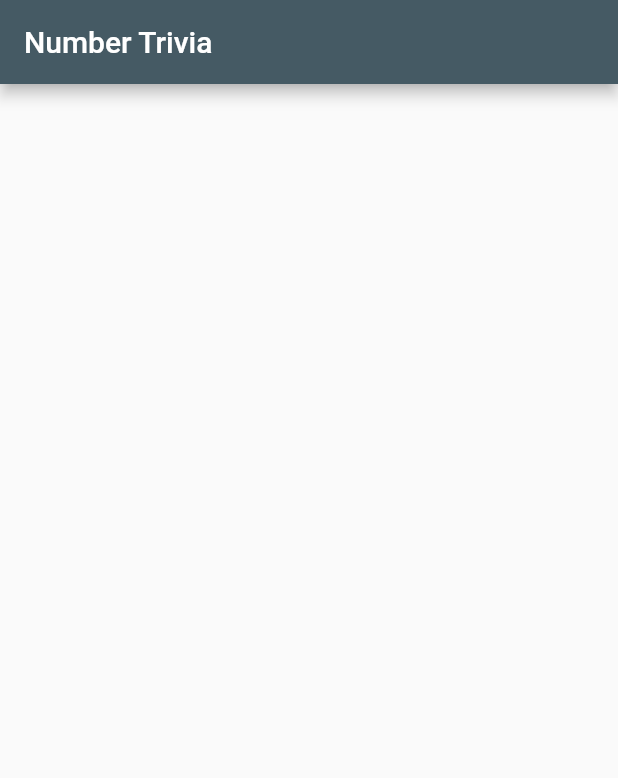
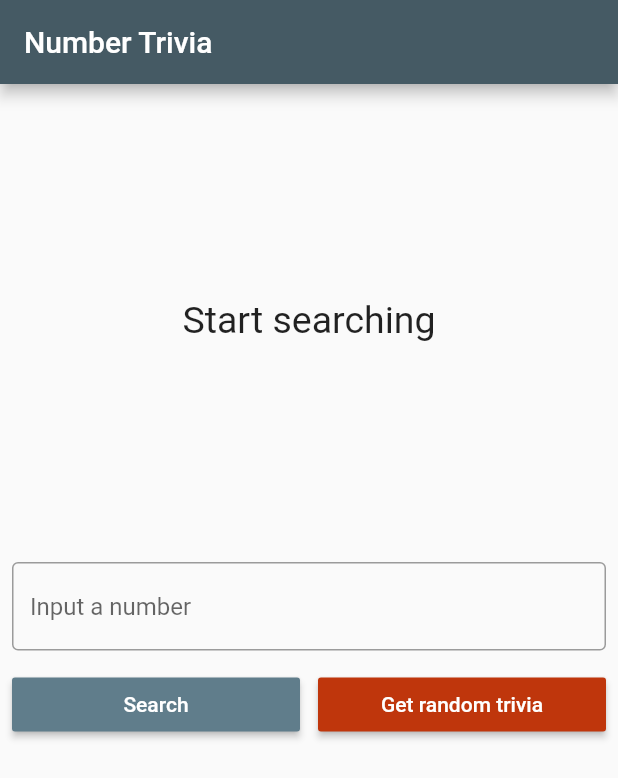
Before and after one commit to xsadra/xDart, a Flutter app: the screen it shows after launch, on a phone screen of 412 x 824 dp. Shown: the top 778 px of the screen. Run offline on Flutter 3.47's test engine with Material 2 defaults, Android fonts, the phone set to English and light mode, and no system bars; our stand-ins replace bloc, dartz, data_connection_checker, equatable, flutter_bloc, get_it and 1 more.

Commit message:
Create Ui

```diff
--- a/courses/FlutterTDDCleanArchitectureCourse/number_trivia/lib/features/number_trivia/presentation/pages/number_trivia_page.dart
+++ b/courses/FlutterTDDCleanArchitectureCourse/number_trivia/lib/features/number_trivia/presentation/pages/number_trivia_page.dart
@@ -1,7 +1,9 @@
 import 'package:flutter/material.dart';
 import 'package:flutter_bloc/flutter_bloc.dart';
-import 'package:number_trivia/features/number_trivia/presentation/bloc/number_trivia_bloc.dart';
+import 'package:number_trivia/features/number_trivia/presentation/bloc/bloc.dart';
 import 'package:number_trivia/injection_container.dart';
+
+import '../widgets/widgets.dart';
 
 class NumberTriviaPage extends StatelessWidget {
   @override
@@ -10,9 +12,39 @@ class NumberTriviaPage extends StatelessWidget {
       appBar: AppBar(
         title: Text('Number Trivia'),
       ),
-      body: BlocProvider(
-        builder: (context) => sl<NumberTriviaBloc>(),
-        child: Container(),
+      body: SingleChildScrollView(
+        child: buildBody(context),
+      ),
+    );
+  }
+
+  BlocProvider<NumberTriviaBloc> buildBody(BuildContext context) {
+    return BlocProvider(
+      builder: (context) => sl<NumberTriviaBloc>(),
+      child: Center(
+        child: Padding(
+          padding: const EdgeInsets.all(8.0),
+          child: Column(
+            children: [
+              SizedBox(height: 12.0),
+              BlocBuilder<NumberTriviaBloc, NumberTriviaState>(
+                  builder: (context, state) {
+                if (state is Empty) {
+                  return MessageDisplay(message: 'Start searching');
+                } else if (state is Error) {
+                  return MessageDisplay(message: state.message);
+                } else if (state is Loading) {
+                  return LoadingWidget();
+                } else if (state is Loaded) {
+                  return TriviaDisplay(trivia: state.trivia);
+                }
+                return MessageDisplay(message: 'Unhandled State');
+              }),
+              SizedBox(height: 24.0),
+              TriviaControls(),
+            ],
+          ),
+        ),
       ),
     );
   }
--- /dev/null
+++ b/courses/FlutterTDDCleanArchitectureCourse/number_trivia/lib/features/number_trivia/presentation/widgets/message_display.dart
@@ -0,0 +1,26 @@
+import 'package:flutter/material.dart';
+
+class MessageDisplay extends StatelessWidget {
+  const MessageDisplay({
+    Key key,
+    @required this.message,
+  }) : super(key: key);
+
+  final String message;
+
+  @override
+  Widget build(BuildContext context) {
+    return Container(
+      height: MediaQuery.of(context).size.height / 3,
+      child: Center(
+        child: SingleChildScrollView(
+          child: Text(
+            message,
+            style: TextStyle(fontSize: 25.0),
+            textAlign: TextAlign.center,
+          ),
+        ),
+      ),
+    );
+  }
+}
--- /dev/null
+++ b/courses/FlutterTDDCleanArchitectureCourse/number_trivia/lib/features/number_trivia/presentation/widgets/trivia_controls.dart
@@ -0,0 +1,69 @@
+import 'package:flutter/material.dart';
+import 'package:flutter_bloc/flutter_bloc.dart';
+import 'package:number_trivia/features/number_trivia/presentation/bloc/bloc.dart';
+
+class TriviaControls extends StatefulWidget {
+  const TriviaControls({
+    Key key,
+  }) : super(key: key);
+
+  @override
+  _TriviaControlsState createState() => _TriviaControlsState();
+}
+
+class _TriviaControlsState extends State<TriviaControls> {
+  final controller = TextEditingController();
+  String inputString;
+
+  @override
+  Widget build(BuildContext context) {
+    return Column(
+      children: [
+        TextField(
+          onChanged: (value) => inputString = value,
+          onSubmitted: (_) => dispatchConcrete(),
+          controller: controller,
+          keyboardType: TextInputType.number,
+          decoration: InputDecoration(
+            border: OutlineInputBorder(),
+            hintText: 'Input a number',
+          ),
+        ),
+        SizedBox(height: 12.0),
+        Row(
+          children: [
+            Expanded(
+              child: RaisedButton(
+                onPressed: dispatchConcrete,
+                child: Text('Search'),
+                color: Theme.of(context).accentColor,
+                textTheme: ButtonTextTheme.primary,
+              ),
+            ),
+            SizedBox(width: 12.0),
+            Expanded(
+              child: RaisedButton(
+                onPressed: dispatchRandom,
+                child: Text('Get random trivia'),
+                color: Colors.deepOrange.shade900,
+                textTheme: ButtonTextTheme.primary,
+              ),
+            ),
+          ],
+        ),
+      ],
+    );
+  }
+
+  void dispatchConcrete() {
+    controller.clear();
+    BlocProvider.of<NumberTriviaBloc>(context)
+        .dispatch(GetTriviaForConcreteNumber(inputString));
+  }
+
+  void dispatchRandom() {
+    controller.clear();
+    BlocProvider.of<NumberTriviaBloc>(context)
+        .dispatch(GetTriviaForRandomNumber());
+  }
+}
--- /dev/null
+++ b/courses/FlutterTDDCleanArchitectureCourse/number_trivia/lib/features/number_trivia/presentation/widgets/widgets.dart
@@ -0,0 +1,4 @@
+export 'loading_widget.dart';
+export 'message_display.dart';
+export 'trivia_controls.dart';
+export 'trivia_display.dart';
```
Also changed, not shown: courses/FlutterTDDCleanArchitectureCourse/number_trivia/lib/features/number_trivia/presentation/widgets/loading_widget.dart (added, +17 -0 lines), courses/FlutterTDDCleanArchitectureCourse/number_trivia/lib/features/number_trivia/presentation/widgets/trivia_display.dart (added, +38 -0 lines), courses/FlutterTDDCleanArchitectureCourse/number_trivia/steps.dart (+5 -3 lines).
